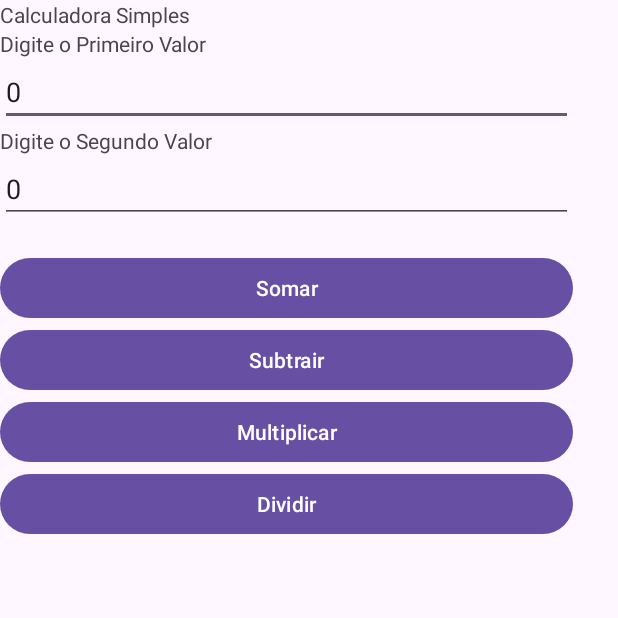
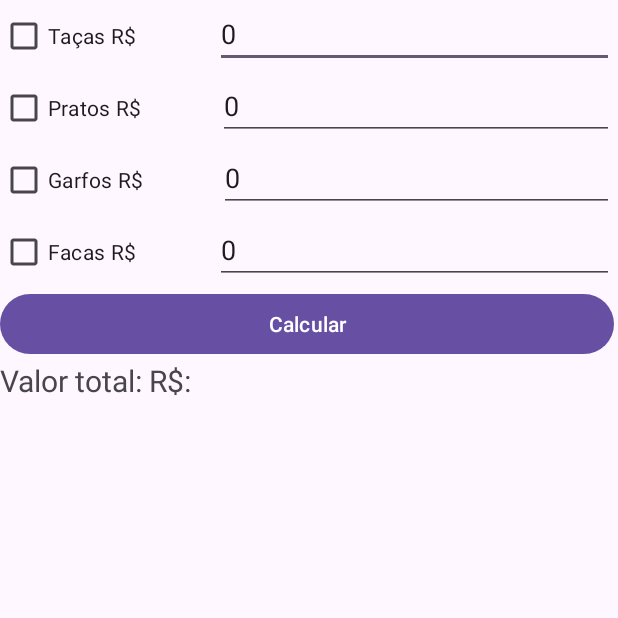
Before and after one commit to Rfaelsn/curso_android_java, an Android app: the screen it shows after launch (MainActivity), on a phone screen of 412 x 824 dp, the top half of it. Run offline under Robolectric (Android 15) with nearby library versions, the phone set to English and light mode, and no system bars.

Commit message:
feat: criando aplicação de aluguel de talheres

```diff
--- a/app/src/main/java/com/example/aula01/MainActivity.java
+++ b/app/src/main/java/com/example/aula01/MainActivity.java
@@ -5,92 +5,65 @@ import androidx.appcompat.app.AppCompatActivity;
 import android.os.Bundle;
 import android.view.View;
 import android.widget.Button;
+import android.widget.CheckBox;
 import android.widget.EditText;
 import android.widget.TextView;
 
 public class MainActivity extends AppCompatActivity {
-    double num1, num2, result;
-    EditText et_valor1;
-    EditText et_valor2;
-    TextView tv_resultado;
+
+    double vTaca, vPrato, vGarfo, vFaca, vTotal;
+    EditText etTacas, etPratos, etGarfos, etFacas;
+    CheckBox cbTacas, cbPratos, cbGarfos, cbFacas;
+    Button btnCalcular;
+    TextView tvResultado;
+
     @Override
     protected void onCreate(Bundle savedInstanceState) {
         super.onCreate(savedInstanceState);
         setContentView(R.layout.activity_main);
 
-        Button btn_somar = findViewById(R.id.btn_somar);
-        Button btn_subtrair = findViewById(R.id.btn_subtrair);
-        Button btn_multiplicar = findViewById(R.id.btn_multiplicar);
-        Button btn_dividir = findViewById(R.id.btn_dividir);
+        etTacas = findViewById(R.id.et_tacas);
+        etPratos = findViewById(R.id.et_pratos);
+        etGarfos = findViewById(R.id.et_garfos);
+        etFacas = findViewById(R.id.et_facas);
 
-        et_valor1 = findViewById(R.id.et_valor1);
-        et_valor2 = findViewById(R.id.et_valor2);
+        cbTacas = findViewById(R.id.cb_tacas);
+        cbPratos = findViewById(R.id.cb_pratos);
+        cbGarfos = findViewById(R.id.cb_garfos);
+        cbFacas = findViewById(R.id.cb_facas);
 
-        tv_resultado = findViewById(R.id.tv_resultado);
+        btnCalcular = findViewById(R.id.btn_calcular);
 
-        /* primeira forma
-        * btn_somar.setOnClickListener(new View.onClickListener(){
-        *   public void onClick(View v){
-        *       num1 = Double.parseDouble(et_valor1.getText().toString());
-                num2 = Double.parseDouble(et_valor2.getText().toString());
-                result = num1 + num2;
-                tv_resultado.setText(String.valueOf(result));
-        *   }
-        * });
-        * */
+        tvResultado = findViewById(R.id.tv_resultado);
 
+
+        vTaca = 0.25;
+        vPrato = 0.20;
+        vGarfo = 0.15;
+        vFaca = 0.15;
+        vTotal = 0.0;
     }
 
-//    public void somar(View v){  //segunda forma
-//    //podemos fazer a seleção direta de cada metodo pelo xml
-//        num1 = Double.parseDouble(et_valor1.getText().toString());
-//        num2 = Double.parseDouble(et_valor2.getText().toString());
-//        result = num1 + num2;
-//        tv_resultado.setText(String.valueOf(result));
-//    }
+    public void Calcular(View v){
+        vTotal = 0.0;
 
-    public void somar(){
-        num1 = Double.parseDouble(et_valor1.getText().toString());
-        num2 = Double.parseDouble(et_valor2.getText().toString());
-        result = num1 + num2;
-        tv_resultado.setText(String.valueOf(result));
+        if(cbTacas.isChecked()){
+            vTotal += vTaca * Double.parseDouble(etTacas.getText().toString());
+        }
+
+        if(cbPratos.isChecked()){
+            vTotal += vPrato * Double.parseDouble(etPratos.getText().toString());
+        }
+
+        if(cbGarfos.isChecked()){
+            vTotal += vGarfo * Double.parseDouble(etGarfos.getText().toString());
+        }
+
+        if(cbFacas.isChecked()){
+            vTotal += vFaca * Double.parseDouble(etFacas.getText().toString());
+        }
+
+        tvResultado.setText("Valor total: R$: " +  vTotal);
     }
 
-    public void subtrair(){
-        num1 = Double.parseDouble(et_valor1.getText().toString());
-        num2 = Double.parseDouble(et_valor2.getText().toString());
-        result = num1 - num2;
-        tv_resultado.setText(String.valueOf(result));
-    }
-
-    public void multiplicar(){
-        num1 = Double.parseDouble(et_valor1.getText().toString());
-        num2 = Double.parseDouble(et_valor2.getText().toString());
-        result = num1 * num2;
-        tv_resultado.setText(String.valueOf(result));
-    }
-
-    public void dividir(){
-        num1 = Double.parseDouble(et_valor1.getText().toString());
-        num2 = Double.parseDouble(et_valor2.getText().toString());
-        result = num1 / num2;
-        tv_resultado.setText(String.valueOf(result));
-    }
-
-    public void calculate(View v){
-        final int  id_view_clicada = v.getId();
-        final int  btn_somar = R.id.btn_somar;
-
-        if (id_view_clicada == R.id.btn_somar) {
-            somar();
-        } else if (id_view_clicada == R.id.btn_subtrair) {
-            subtrair();
-        } else if (id_view_clicada == R.id.btn_multiplicar) {
-            multiplicar();
-        } else if (id_view_clicada == R.id.btn_dividir) {
-            dividir();
-        }
-    }
-
-
 }
--- a/app/src/main/res/layout/activity_main.xml
+++ b/app/src/main/res/layout/activity_main.xml
@@ -7,79 +7,120 @@
     tools:context=".MainActivity">
 
     <LinearLayout
-        android:layout_width="382dp"
-        android:layout_height="match_parent"
+        android:layout_width="409dp"
+        android:layout_height="wrap_content"
         android:orientation="vertical"
-        tools:layout_editor_absoluteX="13dp"
-        tools:layout_editor_absoluteY="16dp">
+        tools:layout_editor_absoluteX="1dp"
+        tools:layout_editor_absoluteY="1dp">
 
-        <TextView
-            android:id="@+id/textView3"
+        <LinearLayout
             android:layout_width="match_parent"
             android:layout_height="wrap_content"
-            android:text="@string/app_name" />
+            android:orientation="horizontal">
 
-        <TextView
-            android:id="@+id/textView4"
-            android:layout_width="match_parent"
+            <CheckBox
+                android:id="@+id/cb_tacas"
+                android:layout_width="wrap_content"
                 android:layout_height="wrap_content"
-            android:text="@string/valor1" />
+                android:layout_weight="1"
+                android:text="Taças R$" />
 
             <EditText
-            android:id="@+id/et_valor1"
-            android:layout_width="match_parent"
+                android:id="@+id/et_tacas"
+                android:layout_width="wrap_content"
                 android:layout_height="wrap_content"
+                android:layout_weight="1"
                 android:ems="10"
                 android:inputType="number"
                 android:numeric="decimal"
                 android:text="0" />
 
-        <TextView
-            android:id="@+id/textView5"
+        </LinearLayout>
+
+        <LinearLayout
             android:layout_width="match_parent"
             android:layout_height="wrap_content"
-            android:text="@string/valor2" />
+            android:orientation="horizontal">
+
+            <CheckBox
+                android:id="@+id/cb_pratos"
+                android:layout_width="wrap_content"
+                android:layout_height="wrap_content"
+                android:layout_weight="1"
+                android:text="Pratos R$" />
 
             <EditText
-            android:id="@+id/et_valor2"
-            android:layout_width="match_parent"
+                android:id="@+id/et_pratos"
+                android:layout_width="wrap_content"
                 android:layout_height="wrap_content"
+                android:layout_weight="1"
                 android:ems="10"
                 android:inputType="number"
                 android:numeric="decimal"
                 android:text="0" />
 
+        </LinearLayout>
+
+        <LinearLayout
+            android:layout_width="match_parent"
+            android:layout_height="wrap_content"
+            android:orientation="horizontal">
+
+            <CheckBox
+                android:id="@+id/cb_garfos"
+                android:layout_width="wrap_content"
+                android:layout_height="wrap_content"
+                android:layout_weight="1"
+                android:text="Garfos R$" />
+
+            <EditText
+                android:id="@+id/et_garfos"
+                android:layout_width="wrap_content"
+                android:layout_height="wrap_content"
+                android:layout_weight="1"
+                android:ems="10"
+                android:inputType="number"
+                android:numeric="decimal"
+                android:text="0" />
+
+        </LinearLayout>
+
+        <LinearLayout
+            android:layout_width="match_parent"
+            android:layout_height="wrap_content"
+            android:orientation="horizontal">
+
+            <CheckBox
+                android:id="@+id/cb_facas"
+                android:layout_width="wrap_content"
+                android:layout_height="wrap_content"
+                android:layout_weight="1"
+                android:text="Facas R$" />
+
+            <EditText
+                android:id="@+id/et_facas"
+                android:layout_width="wrap_content"
+                android:layout_height="wrap_content"
+                android:layout_weight="1"
+                android:ems="10"
+                android:inputType="number"
+                android:numeric="decimal"
+                android:text="0" />
+
+        </LinearLayout>
+
+        <Button
+            android:id="@+id/btn_calcular"
+            android:layout_width="match_parent"
+            android:layout_height="wrap_content"
+            android:onClick="Calcular"
+            android:text="Calcular" />
+
         <TextView
             android:id="@+id/tv_resultado"
             android:layout_width="match_parent"
-            android:layout_height="wrap_content" />
-
-        <Button
-            android:id="@+id/btn_somar"
-            android:layout_width="match_parent"
             android:layout_height="wrap_content"
-            android:onClick="calculate"
-            android:text="@string/somar" />
-
-        <Button
-            android:id="@+id/btn_subtrair"
-            android:layout_width="match_parent"
-            android:layout_height="wrap_content"
-            android:onClick="calculate"
-            android:text="@string/subtrair" />
-
-        <Button
-            android:id="@+id/btn_multiplicar"
-            android:layout_width="match_parent"
-            android:layout_height="wrap_content"
-            android:onClick="calculate"
-            android:text="@string/multiplicar" />
-
-        <Button
-            android:id="@+id/btn_dividir"
-            android:layout_width="match_parent"
-            android:layout_height="wrap_content"
-            android:onClick="calculate"
-            android:text="@string/dividir" />
+            android:text="Valor total: R$: "
+            android:textSize="20sp" />
     </LinearLayout>
 </androidx.constraintlayout.widget.ConstraintLayout>
```
Lines whose indentation alone changed are shown as unchanged.
